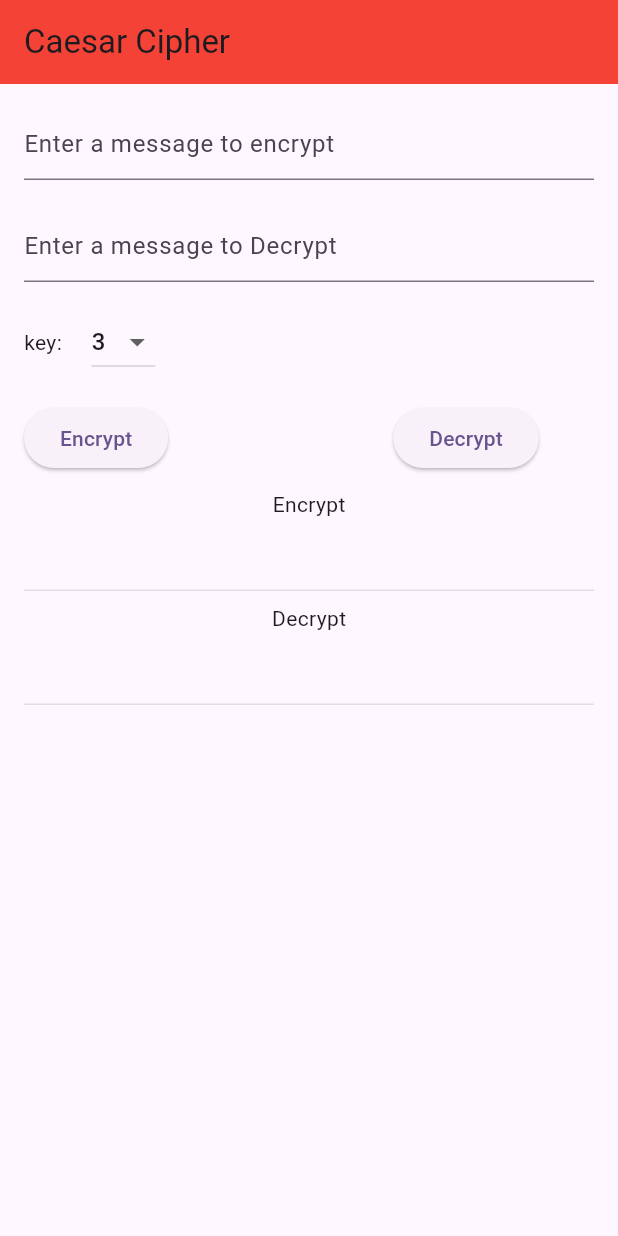
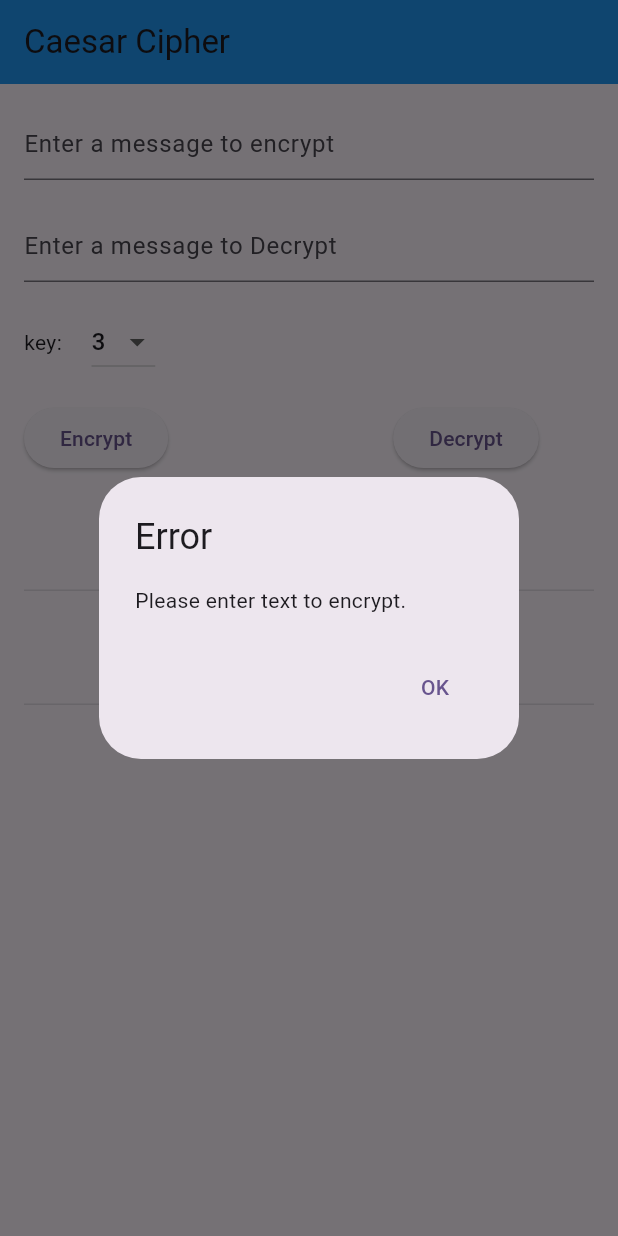
Before and after one commit to AbdalrhmanK/Caesar_Cipher_App, a Flutter app: the screen it shows after launch, after a tap on "Encrypt", on a phone screen of 412 x 824 dp. Run offline on Flutter 3.47's test engine with Material 2 defaults, Android fonts, the phone set to English and light mode, and no system bars.

Commit message:
changes in some widget

```diff
--- a/lib/CaesarCipher.dart
+++ b/lib/CaesarCipher.dart
@@ -1,34 +1,44 @@
 import 'package:flutter/material.dart';
 
-class CaesarCipher extends StatefulWidget{
-
+class CaesarCipher extends StatefulWidget {
   @override
   State<CaesarCipher> createState() {
     return _CaesarCipherState();
   }
-
 }
 
-class _CaesarCipherState extends State<CaesarCipher>{
-
-  TextEditingController _controller = TextEditingController();
-  TextEditingController _controller2 = TextEditingController();
+class _CaesarCipherState extends State<CaesarCipher> {
+  TextEditingController _controller = TextEditingController(); // For Encryption
+  TextEditingController _controller2 =
+      TextEditingController(); // For Decryption
   int _shift = 3;
   String _resultencryption = '';
   String _resultdecryption = '';
-  void _encrypt() { // c = p+k mod 26
+  void _encrypt() {
+    // c = p+k mod 26
     String plainText = _controller.text;
     String cipherText = '';
+    if (plainText.isEmpty) {
+      setState(() {
+        _resultencryption = cipherText;
+      });
+      _showAlertDialog('Please enter text to encrypt.');
+      return;
+    }
+
     for (int i = 0; i < plainText.length; i++) {
       String char = plainText[i];
+      // Make sure the letter is string or charachter
       if (char.contains(RegExp(r'[A-Za-z]'))) {
-        // Convert the character to its ASCII code
+        // Convert the character to its ASCII code 0
         int asciiCode = char.codeUnitAt(0);
         // Determine if the character is uppercase or lowercase
         if (char == char.toUpperCase()) {
           // Apply the shift to the ASCII code of the character, wrapping around if necessary
+          // UpperCae  = 65 - 90
           int shiftedCode = (asciiCode - 65 + _shift) % 26 + 65;
           // Convert the shifted ASCII code back to a character
+          // LowerCase = 97 - 122
           char = String.fromCharCode(shiftedCode);
         } else {
           int shiftedCode = (asciiCode - 97 + _shift) % 26 + 97;
@@ -42,17 +52,31 @@ class _CaesarCipherState extends State<CaesarCipher>{
       _resultencryption = cipherText;
     });
   }
-  void _Decrypt() { // p = c+k mod 26
+
+  void _Decrypt() {
+    // p = c+k mod 26
     String cipherText = _controller2.text;
     String plainText = '';
+
+    if (cipherText.isEmpty) {
+      setState(() {
+        _resultdecryption = plainText;
+      });
+      _showAlertDialog('Please enter text to decrypt.');
+      return;
+    }
+
     for (int i = 0; i < cipherText.length; i++) {
       String char = cipherText[i];
       if (char.contains(RegExp(r'[A-Za-z]'))) {
         int asciiCode = char.codeUnitAt(0);
         if (char == char.toUpperCase()) {
+          // UpperCae  = 65 - 90
           int shiftedCode = (asciiCode - 65 - _shift) % 26 + 65;
           char = String.fromCharCode(shiftedCode);
         } else {
+          // LowerCase = 97 - 122
+
           int shiftedCode = (asciiCode - 97 - _shift) % 26 + 97;
           char = String.fromCharCode(shiftedCode);
         }
@@ -60,8 +84,29 @@ class _CaesarCipherState extends State<CaesarCipher>{
       plainText += char;
     }
     setState(() {
-      _resultdecryption  = plainText;
+      _resultdecryption = plainText;
     });
+  }
+
+
+  void _showAlertDialog(String message) {
+    showDialog(
+      context: context,
+      builder: (BuildContext context) {
+        return AlertDialog(
+          title: Text('Error'),
+          content: Text(message),
+          actions: [
+            TextButton(
+              onPressed: () {
+                Navigator.of(context).pop();
+              },
+              child: Text('OK'),
+            ),
+          ],
+        );
+      },
+    );
   }
 
   @override
@@ -69,20 +114,21 @@ class _CaesarCipherState extends State<CaesarCipher>{
     return Scaffold(
       appBar: AppBar(
         title: Text('Caesar Cipher'),
-        backgroundColor: Colors.red,
+        backgroundColor: Colors.blue,
       ),
       body: Container(
         padding: EdgeInsets.all(16.0),
         child: Column(
           children: [
             TextField(
-
               controller: _controller,
               decoration: InputDecoration(
                 hintText: 'Enter a message to encrypt',
               ),
             ),
-            SizedBox(height: 20,),
+            SizedBox(
+              height: 20,
+            ),
             TextField(
               controller: _controller2,
               decoration: InputDecoration(
@@ -116,13 +162,13 @@ class _CaesarCipherState extends State<CaesarCipher>{
                 ElevatedButton(
                   onPressed: _encrypt,
                   child: Text('Encrypt'),
-
                 ),
-                SizedBox(width: 150,),
+                SizedBox(
+                  width: 150,
+                ),
                 ElevatedButton(
                   onPressed: _Decrypt,
                   child: Text('Decrypt'),
-
                 ),
               ],
             ),
@@ -139,7 +185,7 @@ class _CaesarCipherState extends State<CaesarCipher>{
                 ),
                 SizedBox(height: 8.0),
                 Text('Decrypt'),
-                SingleChildScrollView(child:Column(
+                Column(
                   children: [
                     TextField(
                       enabled: false,
@@ -149,7 +195,6 @@ class _CaesarCipherState extends State<CaesarCipher>{
                     ),
                   ],
                 )
-              ),
               ],
             )
           ],
@@ -157,5 +202,4 @@ class _CaesarCipherState extends State<CaesarCipher>{
       ),
     );
   }
-
 }
```
Lines whose indentation alone changed are shown as unchanged.
